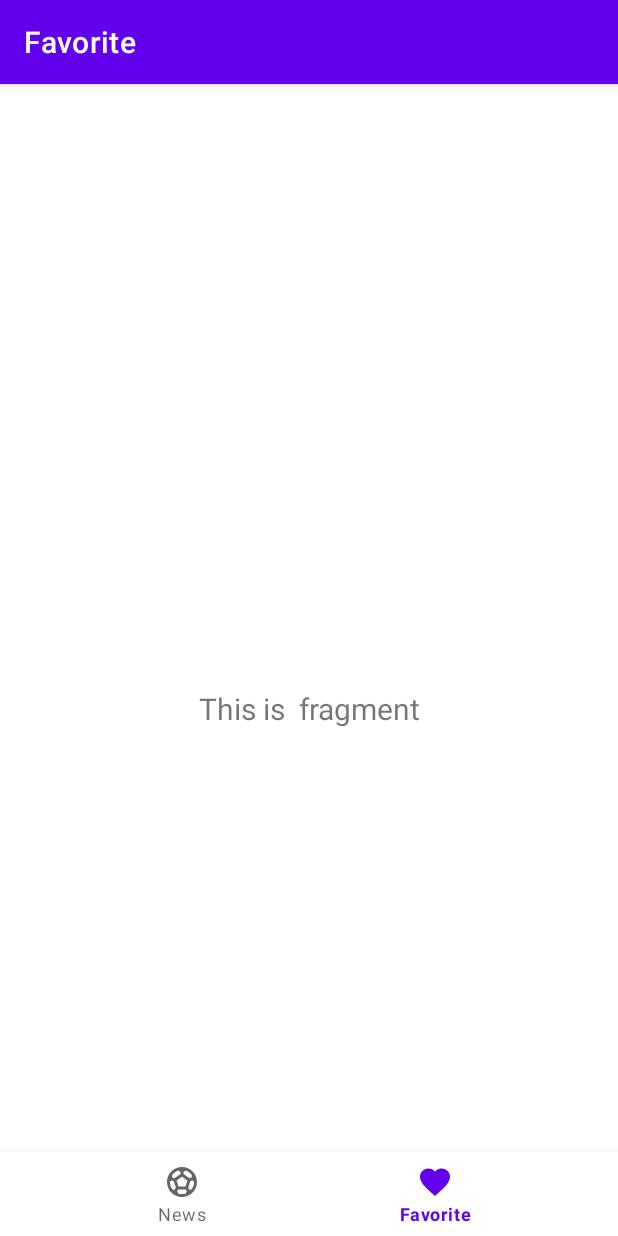
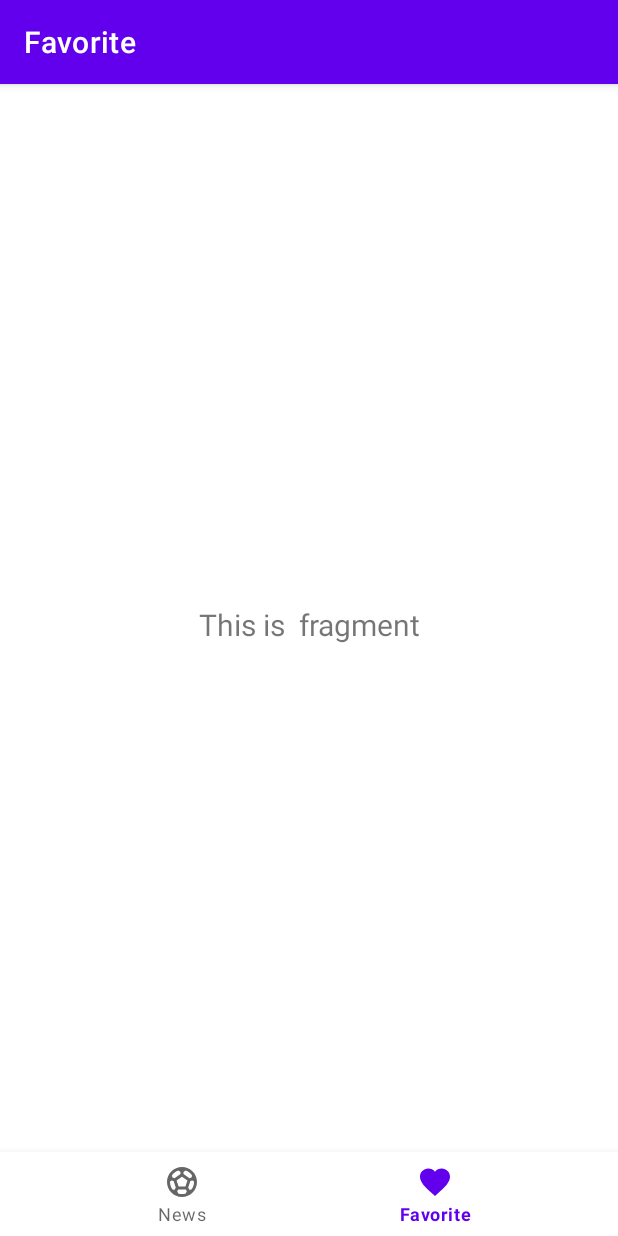
Before and after one commit to Juniormxbr2020/Simulador-de-Futebol, an Android app: the screen it shows after launch (MainActivity), item 2 of the bottom bar chosen, on a phone screen of 412 x 824 dp. Run offline under Robolectric (Android 15) with nearby library versions, the phone set to English and light mode, and no system bars; our stand-ins replace navigation-ui.

```diff
--- /dev/null
+++ b/app/src/main/java/me/ailton/data/remote/FutebolNewsApi.java
@@ -0,0 +1,15 @@
+package me.ailton.data.remote;
+
+import java.util.List;
+
+import me.ailton.domain.News;
+import retrofit2.Call;
+import retrofit2.http.GET;
+
+
+public interface FutebolNewsApi {
+
+    @GET("news.json")
+    Call<List<News>> getNews();
+
+}
--- a/app/src/main/java/me/ailton/ui/news/NewsViewModel.java
+++ b/app/src/main/java/me/ailton/ui/news/NewsViewModel.java
@@ -5,31 +5,60 @@ package me.ailton.ui.news;
 import androidx.lifecycle.LiveData;
 import androidx.lifecycle.MutableLiveData;
 import androidx.lifecycle.ViewModel;
-
-import java.util.ArrayList;
 import java.util.List;
 
+import retrofit2.Call;
+import retrofit2.Callback;
+import retrofit2.Response;
+import retrofit2.converter.gson.GsonConverterFactory;
+
+import me.ailton.data.remote.FutebolNewsApi;
 import me.ailton.domain.News;
+import retrofit2.Retrofit;
 
 public class NewsViewModel extends ViewModel {
 
-    private final MutableLiveData<List<News>> news;
+    private final MutableLiveData<List<News>> news = new MutableLiveData<>();
+    private  final FutebolNewsApi api;
 
     public NewsViewModel() {
 
-        this.news= new MutableLiveData<>();
+        Retrofit retrofit = new Retrofit.Builder()
+                .baseUrl("https://juniormxbr2020.github.io/Simulador-de-Futebol-API/")
+                .addConverterFactory(GsonConverterFactory.create())
+                .build();
 
-        // TODO Remover Mock de Noticias
-        List<News> news = new ArrayList<>();
-        news.add(new News("Ferroviaria Tem Desfalque Importante","Neque porro quisquam est qui dolorem ipsum quia dolor sit amet, consectetur, adipisci velit..."));
-        news.add(new News("Ferrinha Joga no Sábado","Neque porro quisquam est qui dolorem ipsum quia dolor sit amet, consectetur, adipisci velit..."));
-        news.add(new News("Copa Do Mundo Feminina Esta Terminando","Neque porro quisquam est qui dolorem ipsum quia dolor sit amet, consectetur, adipisci velit..."));
+         api = retrofit.create(FutebolNewsApi.class);
+         FutebolNewsApi service = retrofit.create(FutebolNewsApi.class);
 
+        this.findNews();
 
-        this.news.setValue(news);
+    }
+
+    private void findNews() {
+        api.getNews().enqueue(new Callback<List<News>>() {
+            @Override
+            public void onResponse(Call<List<News>> call, Response<List<News>> response) {
+
+                if (response.isSuccessful()) {
+                    news.setValue(response.body());
+
+                } else {
+
+                    // TODO Pensar em estrategias de tratamentos de erros.
+                }
+            }
+
+            @Override
+            public void onFailure(Call<List<News>> call, Throwable t) {
+                // TODO Pensar em estrategias de tratamentos de erros.
+            }
+        });
     }
 
     public LiveData<List<News>> getNews() {
         return news;
     }
-}
+
+
+    }
--- a/app/src/main/res/layout/activity_main.xml
+++ b/app/src/main/res/layout/activity_main.xml
@@ -3,8 +3,8 @@
     xmlns:app="http://schemas.android.com/apk/res-auto"
     android:id="@+id/container"
     android:layout_width="match_parent"
-    android:layout_height="match_parent"
-    android:paddingTop="?attr/actionBarSize">
+    android:layout_height="match_parent">
+
 
     <com.google.android.material.bottomnavigation.BottomNavigationView
         android:id="@+id/nav_view"
@@ -22,7 +22,7 @@
         android:id="@+id/nav_host_fragment_activity_main"
         android:name="androidx.navigation.fragment.NavHostFragment"
         android:layout_width="match_parent"
-        android:layout_height="match_parent"
+        android:layout_height="0dp"
         app:defaultNavHost="true"
         app:layout_constraintBottom_toTopOf="@id/nav_view"
         app:layout_constraintLeft_toLeftOf="parent"
```
Also changed, not shown: app/build.gradle (+8 -0 lines), app/src/main/java/me/ailton/domain/News.java (+18 -5 lines), app/src/main/res/layout/news_item.xml (+10 -8 lines).
